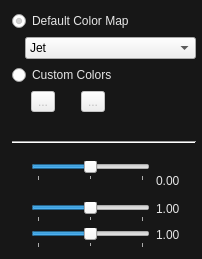
This is source/ui/AMImagePropertyEditor.ui in acquaman/acquaman as Qt 5 draws it before an edit. The edited form follows.
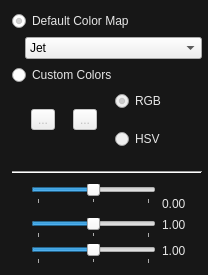
This is the edited form. Icons and pictures are not drawn. Custom widgets are drawn as their Qt base class.

Commit message: adds brightness, contrast, and gamma correction to AMScanView using new MPlotColorMap

```diff
--- a/source/ui/AMImagePropertyEditor.ui
+++ b/source/ui/AMImagePropertyEditor.ui
@@ -6,8 +6,8 @@
    <rect>
     <x>0</x>
     <y>0</y>
-    <width>202</width>
-    <height>259</height>
+    <width>208</width>
+    <height>275</height>
    </rect>
   </property>
   <property name="windowTitle">
@@ -42,6 +42,9 @@
      <property name="checked">
       <bool>true</bool>
      </property>
+     <property name="autoExclusive">
+      <bool>false</bool>
+     </property>
     </widget>
    </item>
    <item row="1" column="1" colspan="3">
@@ -124,10 +127,16 @@
      <property name="text">
       <string>Custom Colors</string>
      </property>
+     <property name="autoExclusive">
+      <bool>false</bool>
+     </property>
     </widget>
    </item>
    <item row="3" column="2" colspan="2">
     <layout class="QHBoxLayout" name="horizontalLayout">
+     <property name="spacing">
+      <number>18</number>
+     </property>
      <item>
       <widget class="AMColorPickerButton" name="firstColorButton">
        <property name="enabled">
@@ -138,22 +147,6 @@
        </property>
       </widget>
      </item>
-     <item>
-      <spacer name="horizontalSpacer">
-       <property name="orientation">
-        <enum>Qt::Horizontal</enum>
-       </property>
-       <property name="sizeType">
-        <enum>QSizePolicy::Fixed</enum>
-       </property>
-       <property name="sizeHint" stdset="0">
-        <size>
-         <width>20</width>
-         <height>10</height>
-        </size>
-       </property>
-      </spacer>
-     </item>
      <item>
       <widget class="AMColorPickerButton" name="secondColorButton">
        <property name="enabled">
@@ -165,17 +158,43 @@
       </widget>
      </item>
      <item>
-      <spacer name="horizontalSpacer_2">
-       <property name="orientation">
-        <enum>Qt::Horizontal</enum>
-       </property>
-       <property name="sizeHint" stdset="0">
-        <size>
-         <width>2</width>
-         <height>10</height>
-        </size>
-       </property>
-      </spacer>
+      <layout class="QVBoxLayout" name="verticalLayout">
+       <item>
+        <widget class="QRadioButton" name="rgbButton">
+         <property name="enabled">
+          <bool>false</bool>
+         </property>
+         <property name="styleSheet">
+          <string notr="true">color: rgb(230,230,230);</string>
+         </property>
+         <property name="text">
+          <string>RGB</string>
+         </property>
+         <property name="checked">
+          <bool>true</bool>
+         </property>
+         <property name="autoExclusive">
+          <bool>false</bool>
+         </property>
+        </widget>
+       </item>
+       <item>
+        <widget class="QRadioButton" name="hsvButton">
+         <property name="enabled">
+          <bool>false</bool>
+         </property>
+         <property name="styleSheet">
+          <string notr="true">color: rgb(230,230,230);</string>
+         </property>
+         <property name="text">
+          <string>HSV</string>
+         </property>
+         <property name="autoExclusive">
+          <bool>false</bool>
+         </property>
+        </widget>
+       </item>
+      </layout>
      </item>
     </layout>
    </item>
```
The commit also changes 3 other files.
